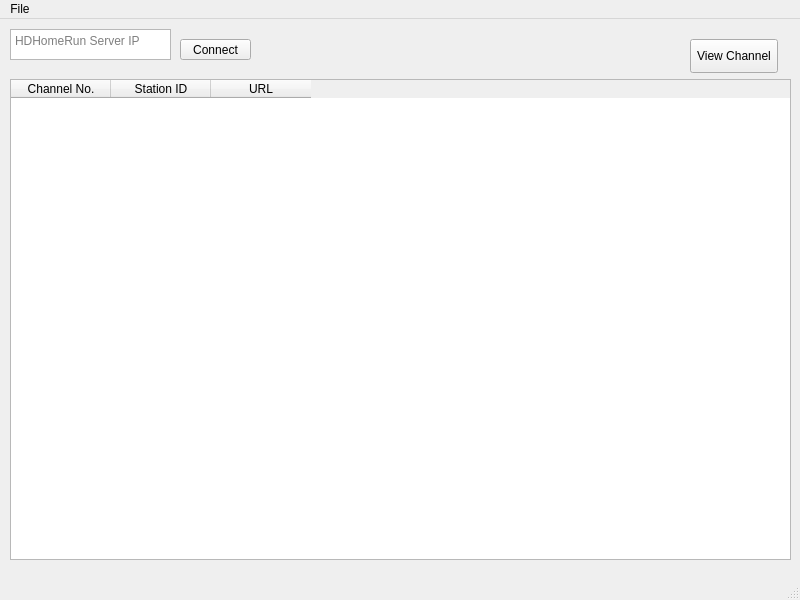
scoronado12/hdhomerun-gui, file mainwindow.ui: the form before one commit.
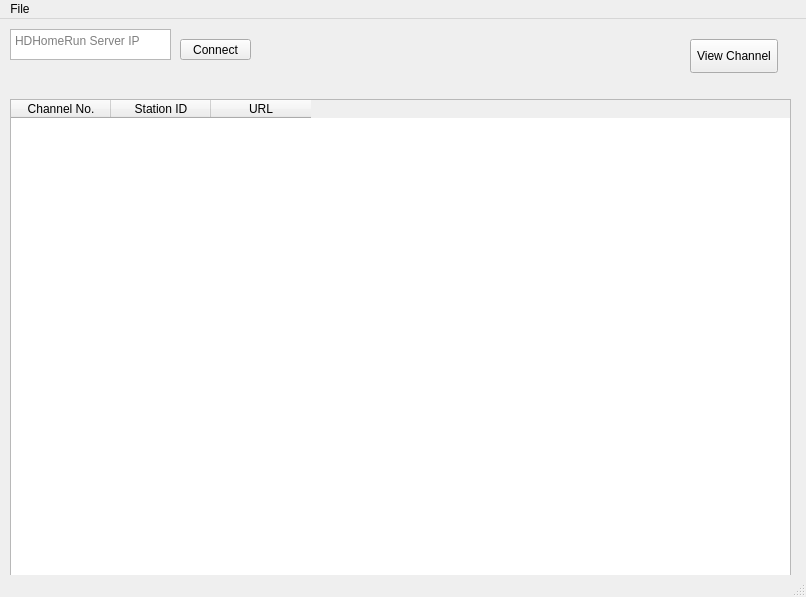
The form after the commit.

```diff
--- a/mainwindow.ui
+++ b/mainwindow.ui
@@ -6,10 +6,16 @@
    <rect>
     <x>0</x>
     <y>0</y>
-    <width>800</width>
-    <height>600</height>
+    <width>806</width>
+    <height>597</height>
    </rect>
   </property>
+  <property name="minimumSize">
+   <size>
+    <width>806</width>
+    <height>597</height>
+   </size>
+  </property>
   <property name="windowTitle">
    <string>HDHomeRun</string>
   </property>
@@ -51,11 +57,20 @@
     <property name="geometry">
      <rect>
       <x>10</x>
-      <y>60</y>
+      <y>80</y>
       <width>781</width>
       <height>481</height>
      </rect>
     </property>
+    <property name="editTriggers">
+     <set>QAbstractItemView::NoEditTriggers</set>
+    </property>
+    <property name="alternatingRowColors">
+     <bool>true</bool>
+    </property>
+    <property name="sortingEnabled">
+     <bool>true</bool>
+    </property>
     <column>
      <property name="text">
       <string>Channel No.</string>
@@ -91,7 +106,7 @@
     <rect>
      <x>0</x>
      <y>0</y>
-     <width>800</width>
+     <width>806</width>
      <height>23</height>
     </rect>
    </property>
```
